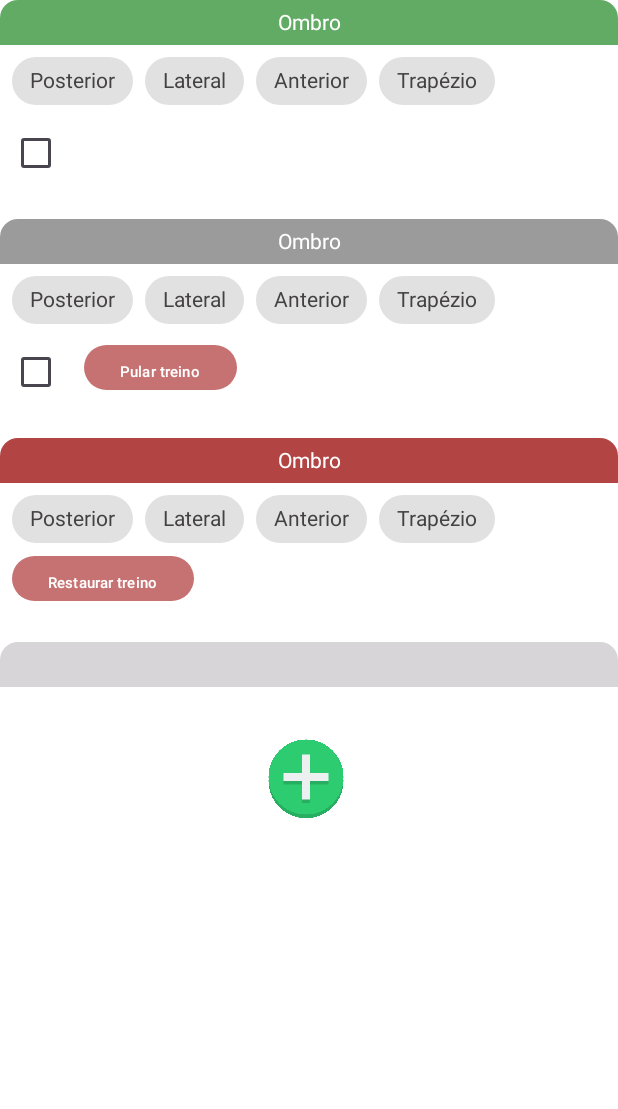
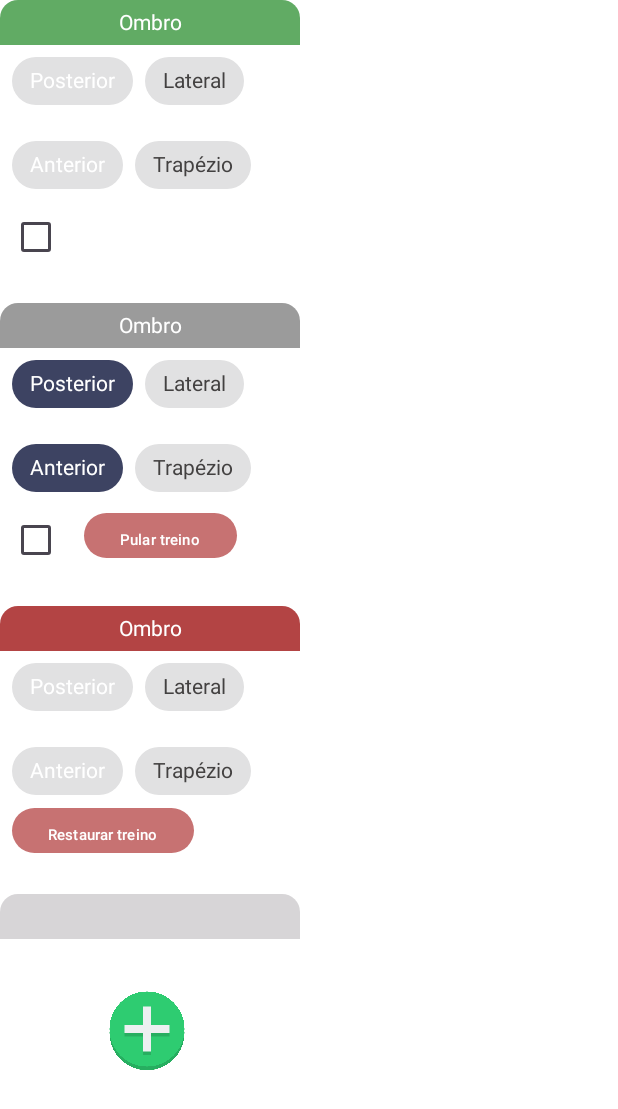
Before and after one commit to rlima20/My-Workout, an Android app built with Jetpack Compose: the @Preview function TrainingCardPreview, on a phone screen of 412 x 824 dp. Shown: the top 1109 px of the screen. Run offline under Robolectric (Android 15) with nearby library versions, the phone set to English and light mode, and no system bars.

Commit message:
small adjusts

```diff
--- a/app/src/main/java/com/example/myworkout/Constants.kt
+++ b/app/src/main/java/com/example/myworkout/Constants.kt
@@ -47,9 +47,9 @@ class Constants {
     )
 
     val newSubGroupsMock = listOf(
-        SubGroupModel(name = "Posterior"),
+        SubGroupModel(name = "Posterior", selected = true),
         SubGroupModel(name = "Lateral"),
-        SubGroupModel(name = "Anterior"),
+        SubGroupModel(name = "Anterior", selected = true),
         SubGroupModel(name = "Trapézio"),
     )
 
--- a/app/src/main/java/com/example/myworkout/presentation/ui/components/trainingcard/TrainingCard.kt
+++ b/app/src/main/java/com/example/myworkout/presentation/ui/components/trainingcard/TrainingCard.kt
@@ -12,6 +12,7 @@ import androidx.compose.foundation.layout.Row
 import androidx.compose.foundation.layout.fillMaxWidth
 import androidx.compose.foundation.layout.height
 import androidx.compose.foundation.layout.padding
+import androidx.compose.foundation.layout.width
 import androidx.compose.material.ExperimentalMaterialApi
 import androidx.compose.material3.Button
 import androidx.compose.material3.ButtonDefaults
@@ -206,7 +207,7 @@ fun TrainingCard(
                 filterChipListModifier = filterChipListModifier,
                 training = training,
                 isEnabled = isEnabled,
-                newSubGroups = subGroups,
+                subGroups = subGroups,
                 onUpdateSubGroup = { onUpdateSubGroup(it) }
             )
             SetCheckboxSection(
@@ -441,7 +442,7 @@ private fun SetSubGroupSection(
     filterChipListModifier: Modifier,
     training: TrainingModel,
     isEnabled: Boolean,
-    newSubGroups: List<SubGroupModel>,
+    subGroups: List<SubGroupModel>,
     onUpdateSubGroup: (subGroup: SubGroupModel) -> Unit
 ) {
     Box(
@@ -456,7 +457,7 @@ private fun SetSubGroupSection(
                 orientation = HomeGrid,
                 orientationProps = HomeGridProps(
                     colors = Utils().selectableChipColors(),
-                    listOfMuscleSubGroup = newSubGroups,
+                    listOfMuscleSubGroup = subGroups,
                     enabled = isEnabled,
                     horizontalSpacedBy = DEFAULT_PADDING,
                     verticalSpacedBy = DEFAULT_PADDING,
@@ -476,7 +477,9 @@ fun TrainingCardPreview() {
     Column {
         Status.values().forEach {
             TrainingCard(
-                modifier = Modifier.padding(bottom = 4.dp),
+                modifier = Modifier
+                    .padding(bottom = 4.dp)
+                    .width(200.dp),
                 training = constants.getTrainingMock(it, shoulder, DayOfWeek.MONDAY),
                 subGroups = constants.newSubGroupsMock,
                 filterChipListModifier = Modifier,
```
